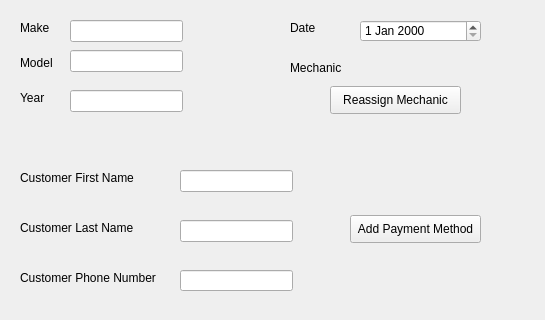
First picture: the form in UI/NewWorkOrderDialog.ui, repository jordynmarlow/SoftwareEngineering, before the edit; both pictures show x 0 to 545 and y 0 to 320 of the 545 by 487 pixel window.
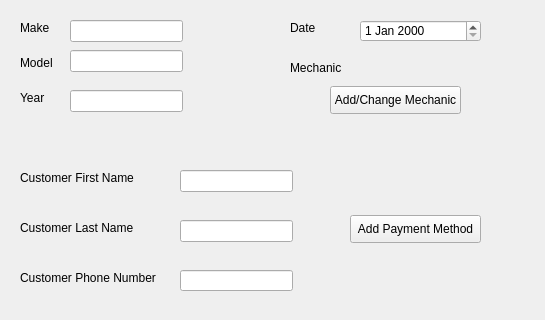
Second picture: the form after the edit.

Commit message: Reassign Mechanic changed + removed some PINs

What changed in the file:
```diff
--- a/UI/NewWorkOrderDialog.ui
+++ b/UI/NewWorkOrderDialog.ui
@@ -232,7 +232,7 @@
     </rect>
    </property>
    <property name="text">
-    <string>Reassign Mechanic</string>
+    <string>Add/Change Mechanic</string>
    </property>
   </widget>
   <widget class="QLineEdit" name="make_edit">
```
Left out of the diff: 2 changed lines with no effect on the pictures. The commit also changes 2 other files.
